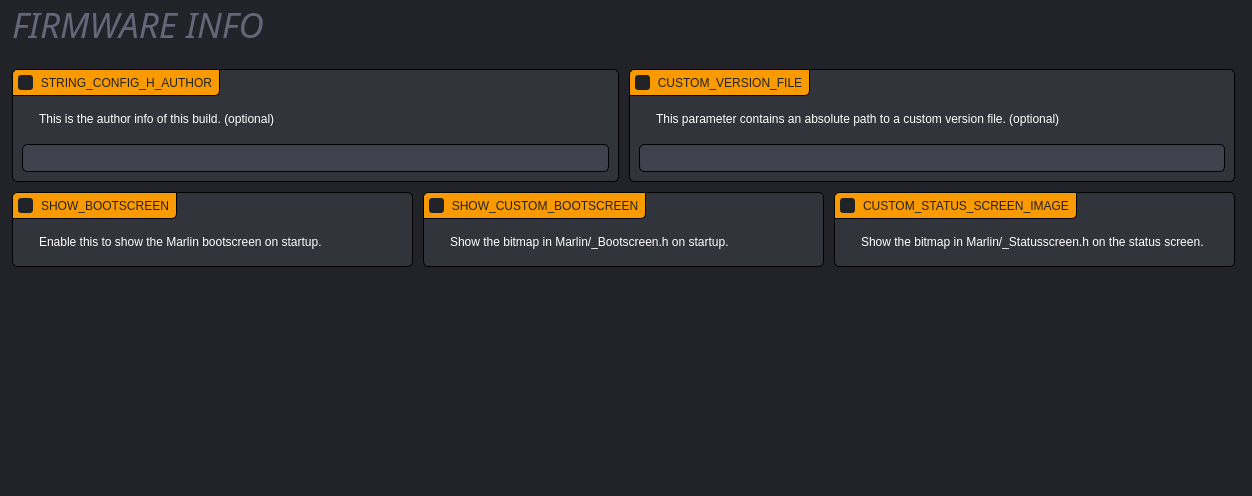
The window that gui/FirmwarePage.ui (SimonBuxx/iloop-marlin-configurator) describes before a commit, drawn with Qt 5.
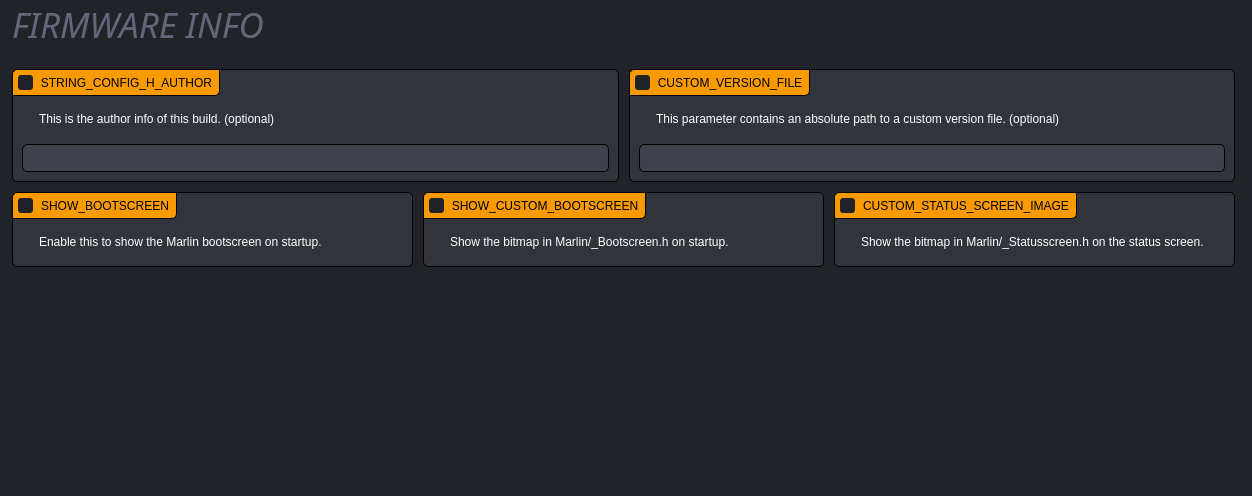
The same window after the commit. Icons and pictures are not drawn.

```diff
--- a/gui/FirmwarePage.ui
+++ b/gui/FirmwarePage.ui
@@ -50,7 +50,7 @@
 
 QGroupBox::title {
 	background: rgb(249, 154, 0);
-	color: rgb(34, 35, 40);
+	color: black;
     padding: 5px;
 	border: 1px solid black;
 	border-top-left-radius: 5px;
```
